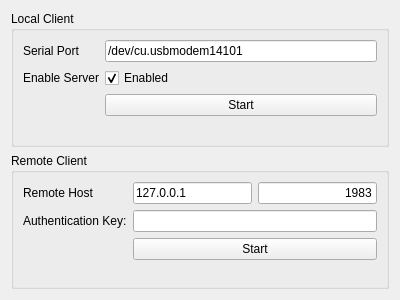
Qt form ozwadmin-main/startup.ui (OpenZWave/ozw-admin) before a commit.
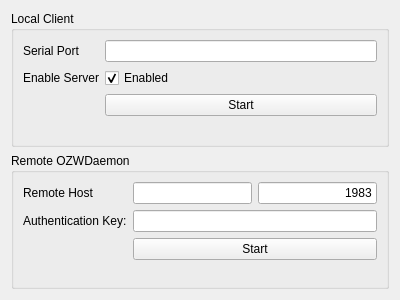
The same form after that commit.

Commit message: remember Last Connection Attempt - issue #7

```diff
--- a/ozwadmin-main/startup.ui
+++ b/ozwadmin-main/startup.ui
@@ -30,7 +30,7 @@
       <item row="0" column="1">
        <widget class="QLineEdit" name="serialport">
         <property name="text">
-         <string>/dev/cu.usbmodem14101</string>
+         <string/>
         </property>
        </widget>
       </item>
@@ -67,7 +67,7 @@
    <item>
     <widget class="QGroupBox" name="groupBox_2">
      <property name="title">
-      <string>Remote Client</string>
+      <string>Remote OZWDaemon</string>
      </property>
      <layout class="QFormLayout" name="formLayout_2">
       <item row="0" column="0">
@@ -82,7 +82,7 @@
         <item>
          <widget class="QLineEdit" name="remotehost">
           <property name="text">
-           <string>127.0.0.1</string>
+           <string/>
           </property>
          </widget>
         </item>
```
The commit also changes 2 other files.
